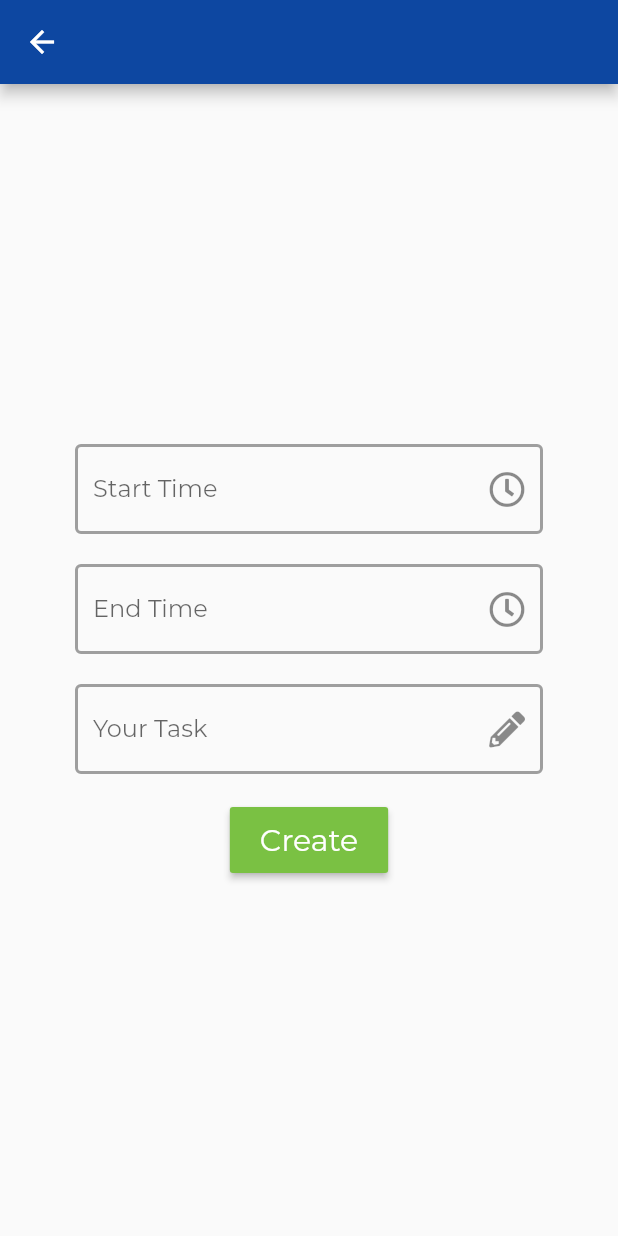
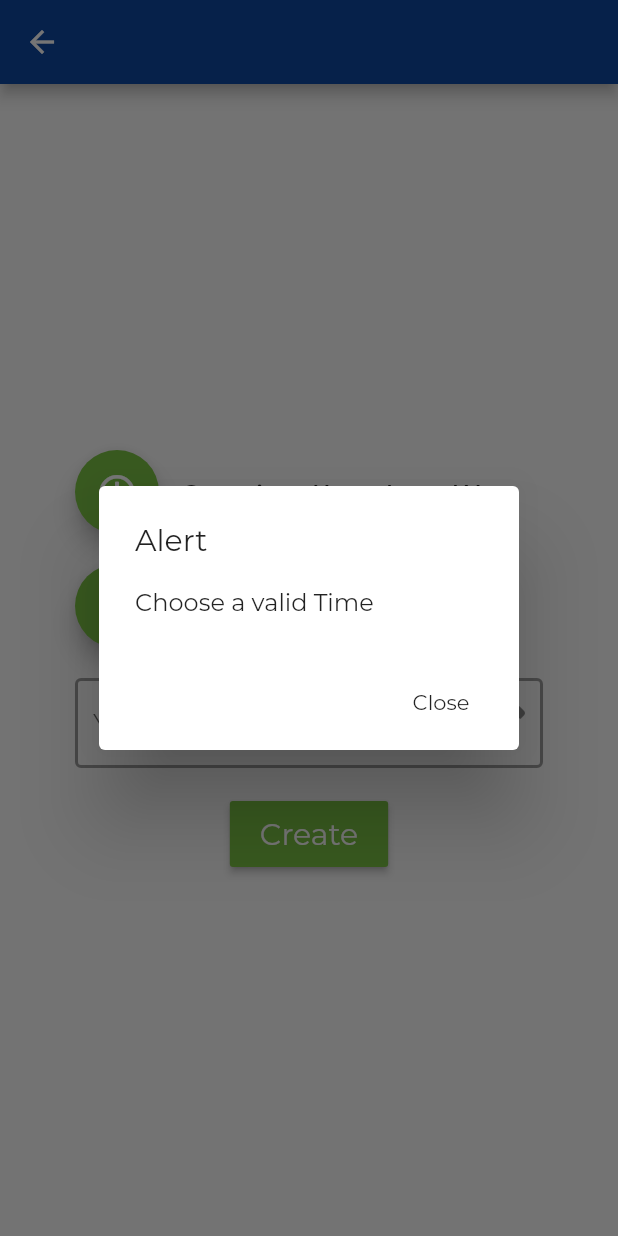
Before and after one commit to mayursamnani36/Timetable, a Flutter app: the Add screen opened by its route, after a tap on "Create", on a phone screen of 412 x 824 dp. Run offline on Flutter 3.47's test engine with Material 2 defaults, Android fonts, the light colour scheme and no system bars; our stand-ins replace firebase_auth, flutter_spinkit, font_awesome_flutter, google_sign_in; accounts and stored records are empty; network calls fail.

Commit message:
improvements and add screen customized

```diff
--- a/lib/constants/constants.dart
+++ b/lib/constants/constants.dart
@@ -1,5 +1,4 @@
 import 'package:flutter/material.dart';
-import 'package:font_awesome_flutter/font_awesome_flutter.dart';
 
 const textInputDecoration = InputDecoration(
   enabledBorder: OutlineInputBorder(borderSide: BorderSide(color: Colors.grey , width: 2.0)),
--- a/lib/constants/loading.dart
+++ b/lib/constants/loading.dart
@@ -1,7 +1,7 @@
 import 'package:flutter_spinkit/flutter_spinkit.dart';
 import 'package:flutter/material.dart';
 
-const spinkit = SpinKitThreeBounce(
+final spinkit = SpinKitThreeBounce(
   color: Colors.white,
   size: 40,
 );
--- a/lib/screens/home/add.dart
+++ b/lib/screens/home/add.dart
@@ -8,12 +8,55 @@ class Add extends StatefulWidget {
 }
 
 class _AddState extends State<Add> {
+
+  void showAlert(){
+    showDialog(
+      context: context,
+      builder: (BuildContext context){
+        return AlertDialog(
+          title: Text("Alert"),
+          content: Text("Choose a valid Time"),
+          actions: <Widget>[
+            FlatButton(child: Text("Close"), onPressed: (){Navigator.pop(context);},),
+          ],
+        );
+      }
+    );
+  }
+
+  //state
+    TimeOfDay _time = TimeOfDay.now();
+    TimeOfDay picked;
+    String startTime;
+    String endTime;
+    String task;
+    final _formKey = GlobalKey<FormState>();
+
+  @override
+    void initState() {
+        super.initState();
+        startTime = "Not selected Yet";
+        endTime = "Not selected Yet";
+        task = "";
+    }
+
   @override
   Widget build(BuildContext context) {
-    TimeOfDay _time = TimeOfDay.now();
 
     Future selectTime() async{
-      try{_time = await showTimePicker(context: context, initialTime: _time);}
+      try{
+        picked = await showTimePicker(
+          context: context,
+          initialTime: _time,
+          builder: (BuildContext context, Widget child) {
+            return MediaQuery(
+              data: MediaQuery.of(context).copyWith(alwaysUse24HourFormat: true),
+                child: child,
+            );
+          },
+        );
+        if(picked != null){setState(() {_time = picked;});}
+        }
       catch(e){print(e.toString());}
     }
 
@@ -23,24 +66,54 @@ class _AddState extends State<Add> {
       ),
       body: Container(
         child: Form(
+          key: _formKey,
           child: Padding(
             padding: EdgeInsets.all(50),
             child: Container(
               child: Column(
                 mainAxisAlignment: MainAxisAlignment.center,
                 children: <Widget>[
-                  TextFormField(
-                    decoration: textInputDecoration.copyWith(hintText: "Start Time", suffixIcon: Icon(FontAwesomeIcons.clock),),
-                    onTap: (){selectTime();},
+                  Row(
+                    mainAxisAlignment: MainAxisAlignment.start,
+                    children: <Widget>[
+                      FloatingActionButton(
+                        heroTag: "btn1",
+                        child:Icon(FontAwesomeIcons.clock),
+                        backgroundColor: Color(0Xff7ac143),
+                        onPressed: ()async{ await selectTime(); if(picked!=null){setState(() {
+                          startTime = _time.toString().substring(10,15);
+                        });}},
+                      ),
+                      Text("    Start time: $startTime", style: TextStyle(fontSize: 15, fontWeight: FontWeight.bold),),
+                    ],
+                  ),
+                  SizedBox(height: 20,),
+                  Row(
+                     mainAxisAlignment: MainAxisAlignment.start,
+                     children: <Widget>[
+                      FloatingActionButton(
+                        heroTag: "btn2",
+                        child:Icon(FontAwesomeIcons.clock),
+                        backgroundColor: Color(0Xff7ac143),
+                        onPressed: ()async{ await selectTime(); if(picked!=null){setState(() {
+                          endTime = _time.toString().substring(10,15);
+                        });}},
+                      ),
+                      Text("    End time: $endTime" , style: TextStyle(fontSize: 15, fontWeight: FontWeight.bold),),
+                    ],
                   ),
                   SizedBox(height: 20,),
                   TextFormField(
-                    decoration: textInputDecoration.copyWith(hintText: "End Time", suffixIcon: Icon(FontAwesomeIcons.clock),),
-                    onTap: (){selectTime();},
-                  ),
-                  SizedBox(height: 20,),
-                  TextFormField(
+                    cursorColor: Colors.blue[900],
+                    validator: (value){
+                      if(value.isEmpty){return "Please enter a valid task";}
+                      return null;
+                    },
+                    autocorrect: false,
                     decoration: textInputDecoration.copyWith(hintText:"Your Task", suffixIcon: Icon(FontAwesomeIcons.pencilAlt)),
+                    onChanged: (val){setState(() {
+                      task = val;
+                    });},
                   ),
                   SizedBox(height: 20,),
                   MaterialButton(
@@ -48,7 +121,11 @@ class _AddState extends State<Add> {
                     padding: EdgeInsets.fromLTRB(20, 10, 20, 10),
                     splashColor: Colors.blue[900],
                     color: Color(0Xff7ac143),
-                    onPressed: (){},
+                    onPressed: (){
+                      if(startTime == "Not selected Yet"|| endTime=="Not selected Yet"){
+                        showAlert();
+                      }
+                    },
                   ),
                 ],
               ),
--- a/lib/screens/home/home.dart
+++ b/lib/screens/home/home.dart
@@ -50,7 +50,7 @@ class _HomeState extends State<Home> {
               ),
               accountName: Text(
                 name,
-                style: TextStyle(fontSize: 25, color: Color(0Xff7ac143)),
+                style: TextStyle(fontSize: 25, color: Colors.white, fontWeight: FontWeight.bold),
               ),
               accountEmail: Text(
                 email,
```
Also changed, not shown: lib/main.dart (+9 -1 lines), pubspec.lock.
